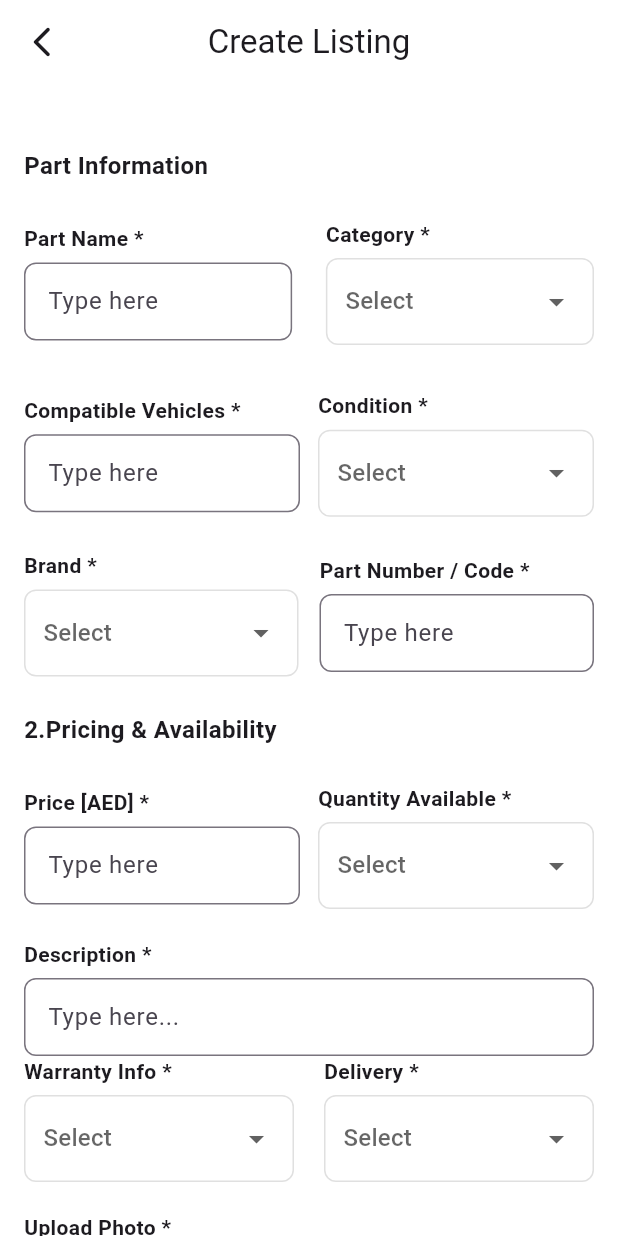
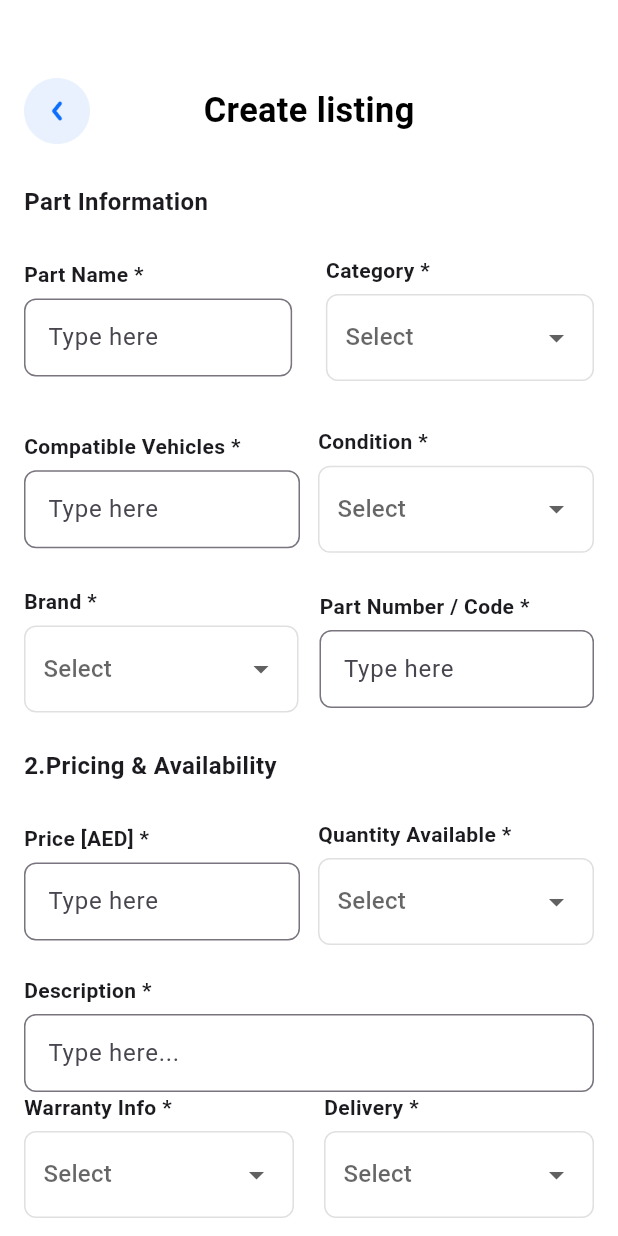
Before and after one commit to Dev-Ninjas-Backup/yousef1234321, a Flutter app: the PartsDetailsScreen screen opened by its route, on a phone screen of 412 x 824 dp. Run offline on Flutter 3.47's test engine with Material 3 defaults, Android fonts, the phone set to English and light mode, and no system bars; our stand-ins replace flutter_easyloading, flutter_screenutil, get, google_fonts, image_picker.

```diff
--- a/lib/features/brake_pads/screen/brake_pads_screen.dart
+++ b/lib/features/brake_pads/screen/brake_pads_screen.dart
@@ -1,3 +1,5 @@
+// ignore_for_file: deprecated_member_use
+
 import 'package:flutter/material.dart';
 import 'package:get/get.dart';
 import 'package:flutter_easyloading/flutter_easyloading.dart';
--- a/lib/features/parts_details/screen/parts_details_screen.dart
+++ b/lib/features/parts_details/screen/parts_details_screen.dart
@@ -1,7 +1,10 @@
 import 'dart:io';
 import 'package:flutter/material.dart';
+import 'package:flutter_easyloading/flutter_easyloading.dart';
 import 'package:get/get.dart';
+import 'package:yousef1234321/core/common/widgets/custom_appbar.dart';
 import 'package:yousef1234321/features/parts_details/controller/parts_details_controller.dart';
+import 'package:yousef1234321/routes/app_route.dart';
 
 class PartsDetailsScreen extends StatelessWidget {
   const PartsDetailsScreen({super.key});
@@ -69,20 +72,22 @@ class PartsDetailsScreen extends StatelessWidget {
 
     return Scaffold(
       backgroundColor: Colors.white,
-      appBar: AppBar(
-        backgroundColor: Color(0xFFFFFFFF),
-        leading: IconButton(
-          onPressed: () => Get.back(),
-          icon: const Icon(Icons.arrow_back_ios_new_rounded),
-        ),
-        title: const Text('Create Listing'),
-        centerTitle: true,
-      ),
+      // appBar: AppBar(
+      //   backgroundColor:  Colors.white,
+      //   leading: IconButton(
+      //     onPressed: () => Get.back(),
+      //     icon: const Icon(Icons.arrow_back_ios_new_rounded),
+      //   ),
+      //   title: const Text('Create Listing'),
+      //   centerTitle: true,
+      // ),
       body: SingleChildScrollView(
-        padding: const EdgeInsets.all(16),
+        padding: const EdgeInsets.symmetric(horizontal: 16, vertical: 52),
         child: Column(
           crossAxisAlignment: CrossAxisAlignment.start,
           children: [
+            CustomAppBar(title: "Create listing"),
+
             const SizedBox(height: 27),
             const Text(
               "Part Information",
@@ -258,10 +263,12 @@ class PartsDetailsScreen extends StatelessWidget {
               child: ElevatedButton(
                 onPressed: () {
                   if (!c.isConfirmed.value) {
-                    Get.snackbar("Error", "Please confirm part information.");
+                    EasyLoading.showError(
+                      "Error, Please confirm part information.",
+                    );
                     return;
                   }
-                  Get.snackbar("Success", "Part listed successfully!");
+                  Get.toNamed(Approute.payment);
                 },
                 style: ElevatedButton.styleFrom(
                   backgroundColor: Colors.blue,
@@ -280,6 +287,7 @@ class PartsDetailsScreen extends StatelessWidget {
                 ),
               ),
             ),
+            SizedBox(height: 50),
           ],
         ),
       ),
--- a/lib/features/spare_parts/screen/spare_parts_screen.dart
+++ b/lib/features/spare_parts/screen/spare_parts_screen.dart
@@ -181,7 +181,7 @@ class SparePartsScreen extends StatelessWidget {
         ),
         TextButton(
           onPressed: () {
-            Get.toNamed(Approute.helpSupportScreen);
+
           },
           child: const Text("See All"),
         ),
--- a/lib/routes/app_route.dart
+++ b/lib/routes/app_route.dart
@@ -8,6 +8,7 @@ import 'package:yousef1234321/features/contact_us/screen/contact_us_screen.dart'
 import 'package:yousef1234321/features/help_support/screen/help_support_screen.dart';
 import 'package:yousef1234321/features/onboarding/screen/onboarding_screen.dart';
 import 'package:yousef1234321/features/parts_details/screen/parts_details_screen.dart';
+import 'package:yousef1234321/features/payment/screen/payment.dart';
 import 'package:yousef1234321/features/profile/my_listing/screen/my_listing_page.dart';
 import 'package:yousef1234321/features/profile/recent_gaeage/screen/recent_garage_page.dart';
 import 'package:yousef1234321/features/splash/screen/splash_screen.dart';
@@ -32,6 +33,7 @@ class Approute {
   //parts details
   static String partsDetailsScreen = '/partsDetailsScreen';
   static String brakePadsScreen = '/brakePadsScreen';
+  static String payment = "/Payment";
 
   //helpSupport
   static String helpSupportScreen = '/helpSupportScreen';
@@ -39,7 +41,7 @@ class Approute {
   static String contractUsScreen = '/contact_us_screen';
   // profile
   static String recentGaragePage = "/profile/recentGaragePage";
-  static String myListingPage="/profile/myListingPage";
+  static String myListingPage = "/profile/myListingPage";
 
   static String getSplashScreen() => splashScreen;
   static String getOnboardingScreen() => onboardingScreen;
@@ -55,14 +57,15 @@ class Approute {
   //parts ddeatais
   static String getPartsDetailsScreen() => partsDetailsScreen;
   static String getBrakePadsScreen() => brakePadsScreen;
+  static String getPayment() => payment;
   // help support
   static String getHelpSupportScreen() => helpSupportScreen;
   //contract us
-  static String GetContractUsScreen() => contractUsScreen;
+  static String getContractUsScreen() => contractUsScreen;
 
   //profile
   static String getrecentGaragePage() => recentGaragePage;
-  static String getmyListingPage()=>myListingPage;
+  static String getmyListingPage() => myListingPage;
 
   static List<GetPage> routes = [
     GetPage(name: splashScreen, page: () => SplashScreen()),
@@ -80,7 +83,7 @@ class Approute {
     //PARTS DEATAILS
     GetPage(name: partsDetailsScreen, page: () => const PartsDetailsScreen()),
     GetPage(name: brakePadsScreen, page: () => BrakePadsScreen()),
-
+    GetPage(name: payment, page: () => Payment()),
 
     // help support
     GetPage(name: helpSupportScreen, page: () => const HelpSupportScreen()),
@@ -91,9 +94,6 @@ class Approute {
     //profuile
     GetPage(name: recentGaragePage, page: () => RecentGaragePage()),
 
-    GetPage(name: myListingPage, page: ()=>MyListingPage())
-
-
-
+    GetPage(name: myListingPage, page: () => MyListingPage()),
   ];
 }
```
Also changed, not shown: lib/features/payment/screen/payment.dart (added, +58 -0 lines), assets/images/stripeImage.png (added).
